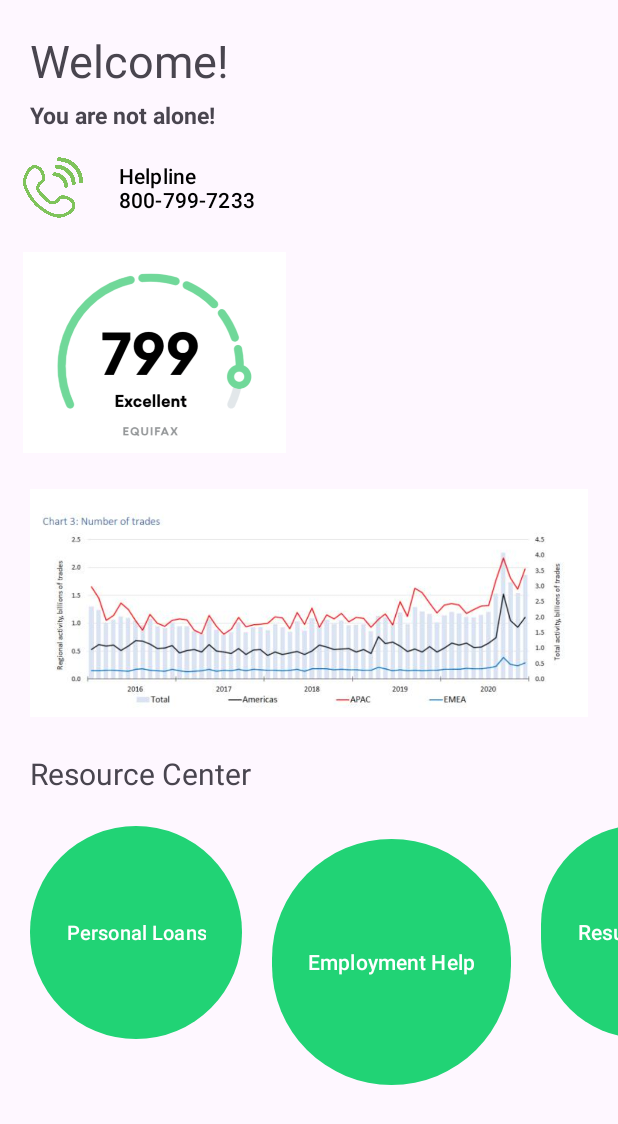
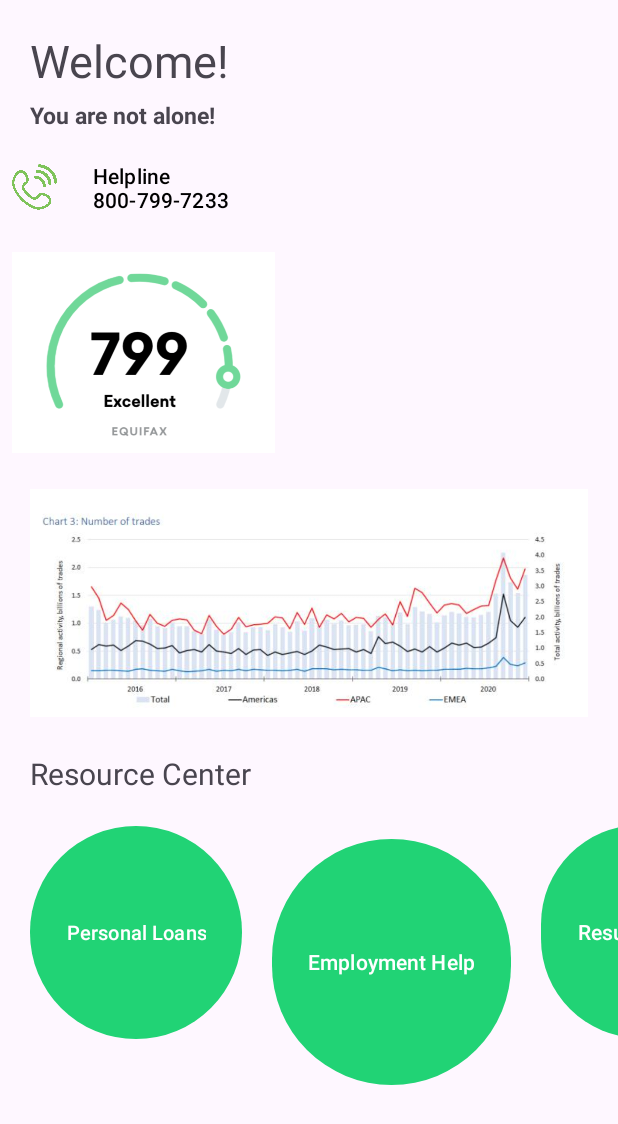
Before and after one commit to jaresinunez/Calculate, an Android app: the Dashboard screen opened directly, with no data from a screen before it, after a tap on an icon or button, on a phone screen of 412 x 824 dp. Shown: the top 1124 px of the screen. Run offline under Robolectric (Android 15) with nearby library versions, the phone set to English and light mode, and no system bars; libraries missing offline, so code that uses them is left out: org.eazegraph.lib; plain views replace PieChart; 4 statements that could not run were skipped; 1 other tap on this screen came first.

```diff
--- a/app/src/main/AndroidManifest.xml
+++ b/app/src/main/AndroidManifest.xml
@@ -2,7 +2,7 @@
 <manifest xmlns:android="http://schemas.android.com/apk/res/android"
     xmlns:tools="http://schemas.android.com/tools">
 
-    <uses-permission android:name="android.permission.INTERNET"/>
+    <uses-permission android:name="android.permission.INTERNET" />
 
     <application
         android:allowBackup="true"
@@ -14,6 +14,9 @@
         android:supportsRtl="true"
         android:theme="@style/Theme.Calculate"
         tools:targetApi="31">
+        <activity
+            android:name=".Splashscreen"
+            android:exported="false" />
         <activity
             android:name=".SavingsGoals"
             android:exported="false" />
--- a/app/src/main/java/com/hackutd/calculate/MainActivity.kt
+++ b/app/src/main/java/com/hackutd/calculate/MainActivity.kt
@@ -173,7 +173,7 @@ class MainActivity : AppCompatActivity() {
                     solutionField.text = "ERR"
                 code = ""
             } else {
-                val switchActivityIntent = Intent(this, Dashboard::class.java)
+                val switchActivityIntent = Intent(this, Splashscreen::class.java)
                 startActivity(switchActivityIntent)
             }
         }
--- a/app/src/main/res/layout/activity_dashboard.xml
+++ b/app/src/main/res/layout/activity_dashboard.xml
@@ -50,7 +50,7 @@
                 android:layout_width="180sp"
                 android:layout_height="200sp"
                 android:text="Set up Savings Goals"
-                android:layout_marginStart="20sp"
+                android:layout_marginStart="15sp"
                 android:textSize="35sp"
                 android:gravity="center"
                 android:shadowColor="@color/green"
@@ -62,7 +62,7 @@
             <LinearLayout
                 android:layout_width="wrap_content"
                 android:layout_height="wrap_content"
-                android:layout_marginStart="15sp"
+                android:layout_marginStart="8sp"
                 android:layout_marginEnd="20sp"
                 android:orientation="vertical">
 
@@ -72,11 +72,12 @@
                     android:layout_height="55sp"
                     android:orientation="horizontal">
                     <ImageView
-                        android:layout_width="40sp"
-                        android:layout_height="55sp"
-                        android:src="@drawable/phone_icon"/>
+                        android:layout_width="30sp"
+                        android:layout_height="45sp"
+                        android:src="@drawable/phone_icon"
+                        android:layout_gravity="center"/>
                     <Button
-                        android:layout_width="wrap_content"
+                        android:layout_width="0dp"
                         android:layout_height="55sp"
                         android:layout_weight="1"
                         android:background="@android:color/transparent"
```
Also changed, not shown: app/src/main/java/com/hackutd/calculate/Splashscreen.kt (added, +27 -0 lines), app/src/main/res/layout/activity_splashscreen.xml (added, +30 -0 lines).
